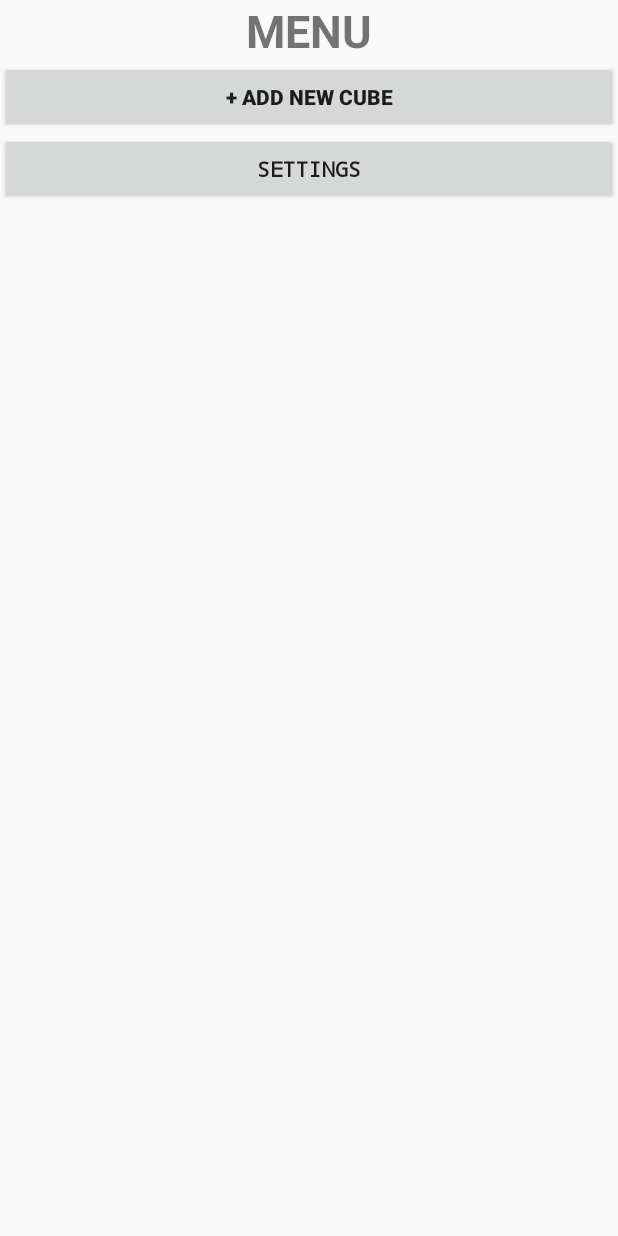
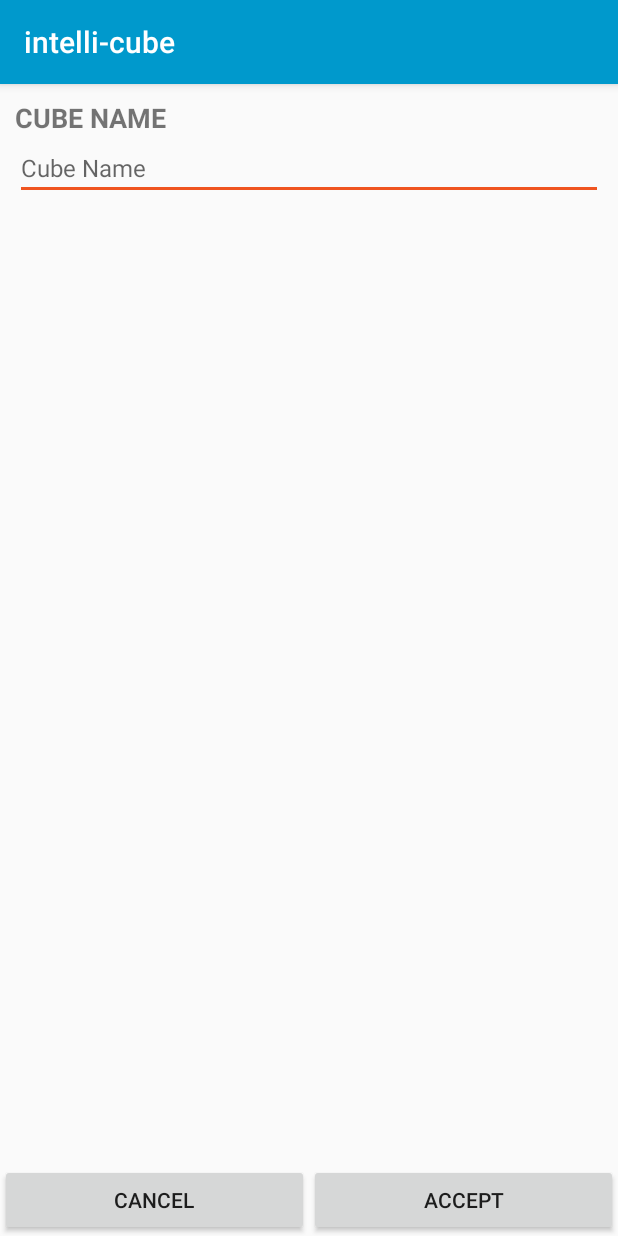
Before and after one commit to Pawel-Szymczyk/intellicube, an Android app: the MenuPanel screen opened directly, with no data from a screen before it, after a tap on "+ ADD NEW CUBE", on a phone screen of 412 x 824 dp. Run offline under Robolectric (Android 15) with nearby library versions, the phone set to English and light mode, and no system bars; 4 statements that could not run were skipped.

Commit message:
Upload Cube Panel update , provide Cube Panel
Signed-off-by: Pawel-Szymczyk <szymczyk.pawel@yahoo.co.uk>

```diff
--- a/app/src/main/AndroidManifest.xml
+++ b/app/src/main/AndroidManifest.xml
@@ -46,7 +46,11 @@
             </intent-filter>
         </activity>
         <activity android:name=".ConfigPanel" />
-        <activity android:name=".UploadCubePanel"></activity>
+        <activity android:name=".UploadCubePanel" />
+        <activity
+            android:name=".CubePanel"
+            android:label="@string/title_activity_cube_panel"
+            android:theme="@style/AppTheme.NoActionBar"></activity>
     </application>
 
 </manifest>
--- a/app/src/main/java/com/icube/intelli_cube/MenuPanel.java
+++ b/app/src/main/java/com/icube/intelli_cube/MenuPanel.java
@@ -29,10 +29,9 @@ public class MenuPanel extends AppCompatActivity {
         @Override
         public void onClick(View view) {
             // Go to the main activity // todo: new panel here
-//            final Intent intent = new Intent(this, )
-//                    .setFlags(Intent.FLAG_ACTIVITY_CLEAR_TOP);
-//            activity.startActivity(intent);
-//            activity.finish();
+            final Intent intent = new Intent(MenuPanel.this, UploadCubePanel.class);
+            startActivity(intent);
+
         }
     };
 
@@ -40,7 +39,7 @@ public class MenuPanel extends AppCompatActivity {
         @Override
         public void onClick(View view) {
             // TODO: chnage this to open a settings panel and in the settings panel allow to open control panel ...
-            Intent intent = new Intent(MenuPanel.this, SettingsPanel.class);
+            final Intent intent = new Intent(MenuPanel.this, SettingsPanel.class);
             startActivity(intent);
         }
     };
--- a/app/src/main/java/com/icube/intelli_cube/UploadCubePanel.java
+++ b/app/src/main/java/com/icube/intelli_cube/UploadCubePanel.java
@@ -1,13 +1,52 @@
 package com.icube.intelli_cube;
 
+import android.content.Intent;
 import android.support.v7.app.AppCompatActivity;
 import android.os.Bundle;
+import android.view.View;
+import android.widget.Button;
+import android.widget.EditText;
 
 public class UploadCubePanel extends AppCompatActivity {
+
+    EditText txtCubeName;
+
+    Button btn_cancel;
+    Button btn_accept;
 
     @Override
     protected void onCreate(Bundle savedInstanceState) {
         super.onCreate(savedInstanceState);
         setContentView(R.layout.activity_upload_cube_panel);
+
+        txtCubeName = (EditText) findViewById(R.id.txtCubeName);
+        btn_accept = (Button) findViewById(R.id.btn_accept);
+        btn_cancel = (Button) findViewById(R.id.btn_cancel);
+
+        btn_accept.setOnClickListener(acceptClick);
+        btn_cancel.setOnClickListener(cancelClick);
+
     }
+
+    // Save changes and go to the cube panel...
+    // Adds shortcut button to menu...
+    View.OnClickListener acceptClick = new View.OnClickListener() {
+        @Override
+        public void onClick(View view) {
+
+        }
+    };
+
+    // Cancel action and go back to menu...
+    View.OnClickListener cancelClick = new View.OnClickListener() {
+        @Override
+        public void onClick(View view) {
+            final Intent intent = new Intent(UploadCubePanel.this, MenuPanel.class);
+            startActivity(intent);
+        }
+    };
+
+
+
+
 }
--- a/app/src/main/res/layout/activity_upload_cube_panel.xml
+++ b/app/src/main/res/layout/activity_upload_cube_panel.xml
@@ -27,8 +27,8 @@
             android:layout_width="match_parent"
             android:layout_height="wrap_content"
             android:ems="10"
+            android:hint="@string/txt_cube_name"
             android:inputType="text"
-            android:text="@string/txt_cube_name"
             android:textAlignment="textStart"
             android:textSize="16sp" />
     </LinearLayout>
--- a/app/src/main/res/values/strings.xml
+++ b/app/src/main/res/values/strings.xml
@@ -84,4 +84,5 @@
     <string name="region_xxxxxxxxx_xxxx_xxxx_xxxx_xxxxxxxxxxxx"><![CDATA[<region>:XXXXXXXXX-XXXX-XXXX-XXXX-XXXXXXXXXXXX]]></string>
     <string name="cube_name">Cube name</string>
     <string name="txt_cube_name">Cube Name</string>
+    <string name="title_activity_cube_panel">CubePanel</string>
 </resources>
```
Also changed, not shown: app/src/main/java/com/icube/intelli_cube/CubePanel.java (added, +29 -0 lines), app/src/main/res/layout/activity_cube_panel.xml (added, +33 -0 lines), app/src/main/res/layout/content_cube_panel.xml (added, +11 -0 lines).
